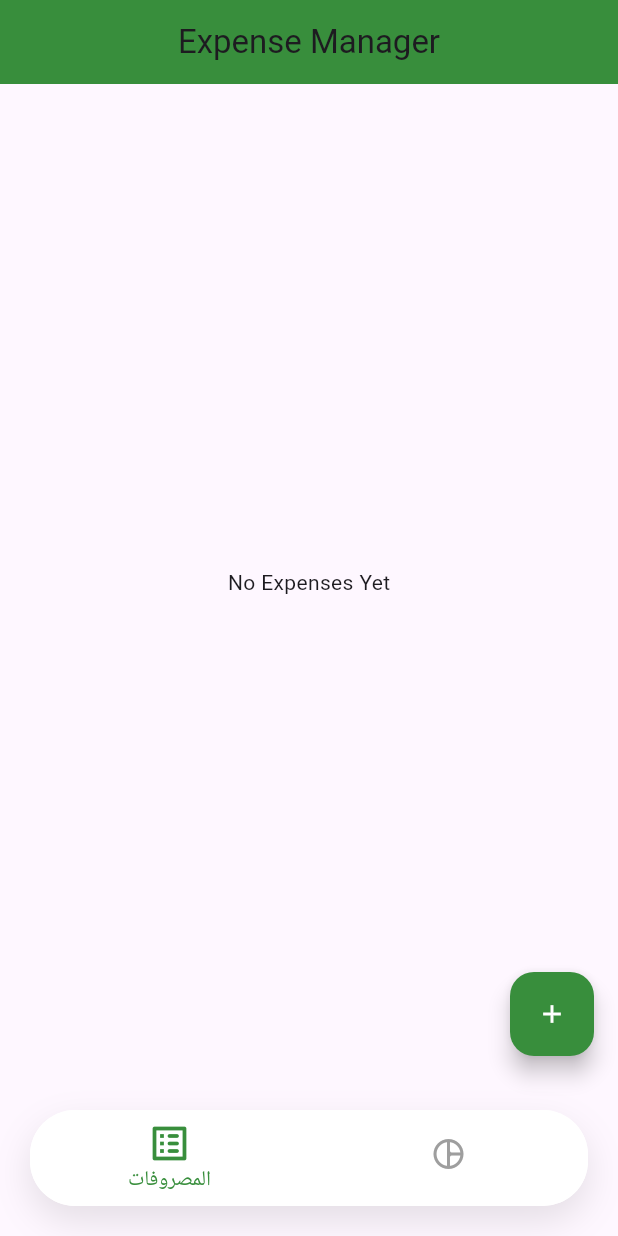
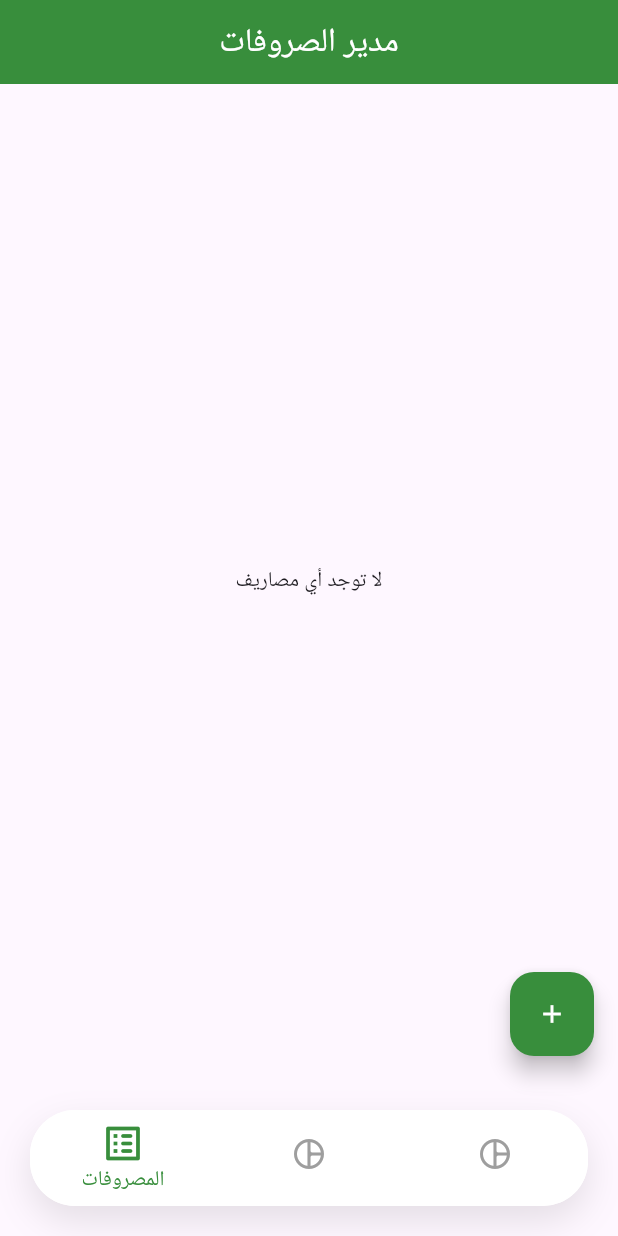
Before and after one commit to KhaledAldumaini/expense-management-app, a Flutter app: the screen it shows after launch, on a phone screen of 412 x 824 dp. Run offline on Flutter 3.47's test engine with Material 3 defaults, Android fonts, the phone set to English and light mode, and no system bars; our stand-ins replace cloud_firestore, firebase_core, sqflite; accounts and stored records are empty.

Commit message:
Finishing the project

```diff
--- a/lib/presentation/screens/dashboard_screen.dart
+++ b/lib/presentation/screens/dashboard_screen.dart
@@ -13,7 +13,8 @@ class DashboardScreen extends StatelessWidget {
 
     return Scaffold(
       appBar: AppBar(
-        title: const Text("الإحصائيات"),
+        title: const Text("الإحصائيات", style: TextStyle(color: Colors.white)),
+        centerTitle: true,
         backgroundColor: Colors.green.shade700,
         actions: [
           Consumer<ExpenseController>(
--- a/lib/presentation/screens/home_screen.dart
+++ b/lib/presentation/screens/home_screen.dart
@@ -87,7 +87,10 @@ class _HomeScreenState extends State<HomeScreen> {
 
     return Scaffold(
       appBar: AppBar(
-        title: const Text("Expense Manager"),
+        title: const Text(
+          "مدير الصروفات",
+          style: TextStyle(color: Colors.white),
+        ),
         backgroundColor: Colors.green.shade700,
         centerTitle: true,
       ),
@@ -103,7 +106,7 @@ class _HomeScreenState extends State<HomeScreen> {
             return const Center(child: CircularProgressIndicator());
           }
           if (!snapshot.hasData || snapshot.data!.isEmpty) {
-            return const Center(child: Text("No Expenses Yet"));
+            return const Center(child: Text("لا توجد أي مصاريف"));
           }
 
           return ListView.builder(
--- a/lib/presentation/screens/main_scaffold.dart
+++ b/lib/presentation/screens/main_scaffold.dart
@@ -1,3 +1,4 @@
+import 'package:expenses_manager/presentation/screens/web_budget_dashboard.dart';
 import 'package:flutter/material.dart';
 import 'home_screen.dart';
 import 'dashboard_screen.dart';
@@ -12,7 +13,7 @@ class MainScaffold extends StatefulWidget {
 class _MainScaffoldState extends State<MainScaffold> {
   int _selectedIndex = 0;
 
-  final List<Widget> _pages = [const HomeScreen(), const DashboardScreen()];
+  final List<Widget> _pages = [const HomeScreen(), const DashboardScreen(), const WebBudgetDashboard()];
 
   @override
   Widget build(BuildContext context) {
@@ -59,6 +60,11 @@ class _MainScaffoldState extends State<MainScaffold> {
                 activeIcon: Icon(Icons.pie_chart_rounded, size: 30),
                 label: 'الإحصائيات',
               ),
+              BottomNavigationBarItem(
+                icon: Icon(Icons.pie_chart_outline_rounded),
+                activeIcon: Icon(Icons.pie_chart_rounded, size: 30),
+                label: 'الميزانيات',
+              ),
             ],
           ),
         ),
--- a/lib/presentation/screens/web_budget_dashboard.dart
+++ b/lib/presentation/screens/web_budget_dashboard.dart
@@ -17,10 +17,11 @@ class WebBudgetDashboard extends StatelessWidget {
           "لوحة تحكم الميزانيات السحابية",
           style: TextStyle(color: Colors.white),
         ),
-        backgroundColor: Colors.green.shade700,
+        centerTitle: true,
+        iconTheme: const IconThemeData(color: Colors.white),
+        backgroundColor: const Color.fromARGB(255, 16, 32, 39),
       ),
       body: StreamBuilder<QuerySnapshot>(
-        // استدعاء البيانات بشكل حي من مجموعة Budgets
         stream: FirebaseFirestore.instance.collection("Budgets").snapshots(),
         builder: (context, snapshot) {
           if (snapshot.connectionState == ConnectionState.waiting) {
@@ -102,7 +103,6 @@ class WebBudgetDashboard extends StatelessWidget {
                                 data,
                               ),
                             ),
-                            // زر الحذف (Delete)[cite: 5, 8]
                             IconButton(
                               icon: const Icon(
                                 Icons.delete_outline,
--- a/lib/presentation/screens/web_budget_entry.dart
+++ b/lib/presentation/screens/web_budget_entry.dart
@@ -28,8 +28,10 @@ class _WebBudgetEntryState extends State<WebBudgetEntry> {
           "مدير المصروفات",
           style: TextStyle(fontWeight: FontWeight.bold, color: Colors.white),
         ),
+        backgroundColor: const Color.fromARGB(255, 16, 32, 39),
+        centerTitle: true,
       ),
-
+      backgroundColor: const Color.fromARGB(255, 38, 50, 56),
       body: Center(
         child: Container(
           constraints: const BoxConstraints(maxWidth: 600),
@@ -39,6 +41,7 @@ class _WebBudgetEntryState extends State<WebBudgetEntry> {
             borderRadius: BorderRadius.circular(15),
             boxShadow: [BoxShadow(color: Colors.black12, blurRadius: 10)],
           ),
+
           child: Form(
             key: _formKey,
             child: ListView(
```
Also changed, not shown: 1 other file.
